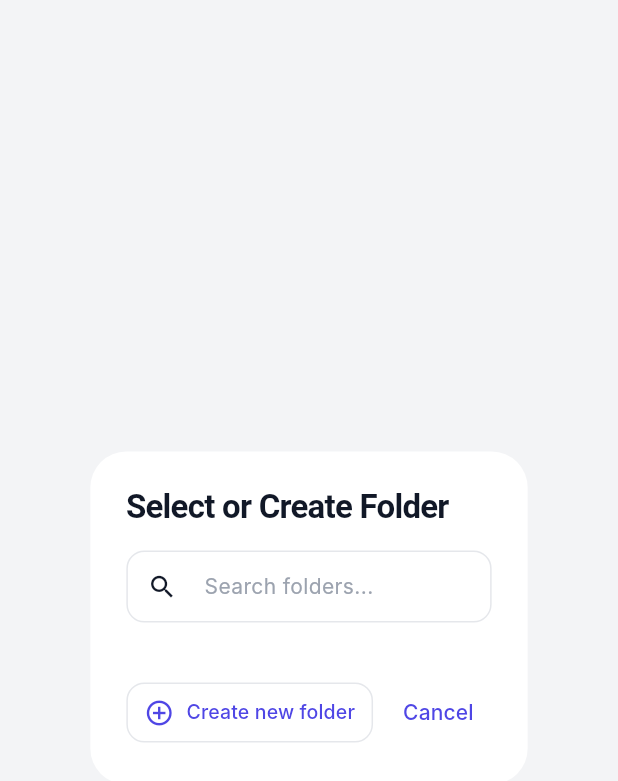
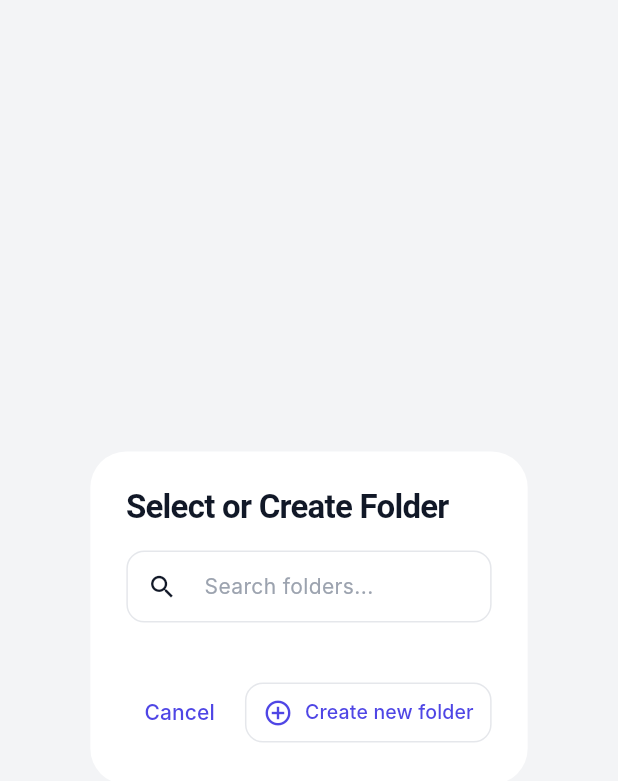
Before and after one commit to Man0is0h0/I-Like-It, a Flutter app: the FolderSuggestionDialog widget shown alone on an empty page, opened directly with empty values, on a phone screen of 412 x 824 dp. Shown: the top 781 px of the screen. Run offline on Flutter 3.47's test engine with Material 3 defaults, Android fonts, the phone set to English and light mode, and no system bars; our stand-ins replace confetti, connectivity_plus, fl_chart, flutter_dotenv, flutter_secure_storage, share_plus and 2 more; accounts and stored records are empty; network calls fail; Roboto replaces fonts that are missing (Inter).

Commit message:
fix: AlertDialog layout crash when sharing links

```diff
--- a/i_like_it/lib/features/links/folder_suggestion_dialog.dart
+++ b/i_like_it/lib/features/links/folder_suggestion_dialog.dart
@@ -241,11 +241,11 @@ class _FolderSuggestionDialogState extends State<FolderSuggestionDialog> {
         },
       ),
       actions: [
-        Expanded(
-          child: Row(
-            children: [
-              Expanded(
-                child: OutlinedButton.icon(
+        TextButton(
+          onPressed: () => Navigator.pop(context),
+          child: const Text('Cancel'),
+        ),
+        OutlinedButton.icon(
           onPressed: () {
             if (_lastSuggestion != null) {
               _showCreateFolderDialog(_lastSuggestion!);
@@ -282,15 +282,6 @@ class _FolderSuggestionDialogState extends State<FolderSuggestionDialog> {
             ),
           ),
         ),
-              ),
-              const SizedBox(width: 8),
-              TextButton(
-                onPressed: () => Navigator.pop(context),
-                child: const Text('Cancel'),
-              ),
-            ],
-          ),
-        ),
       ],
     );
   }
```
Lines whose indentation alone changed are shown as unchanged.
